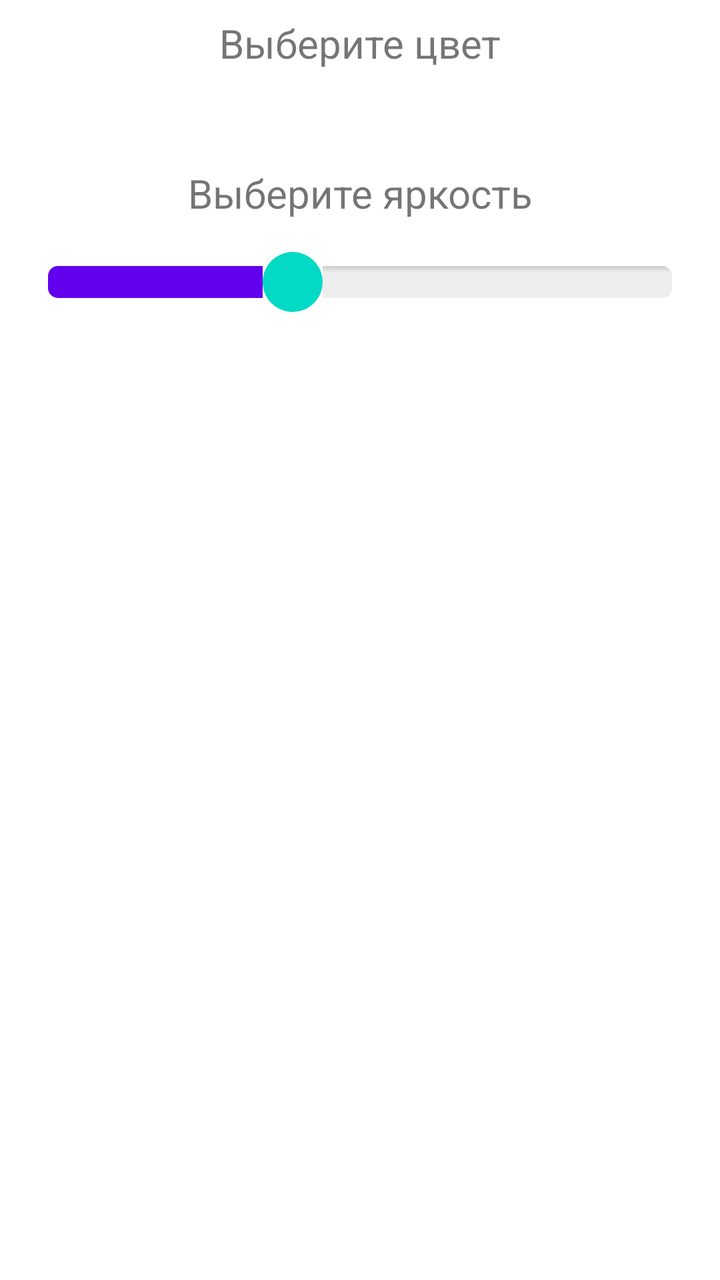
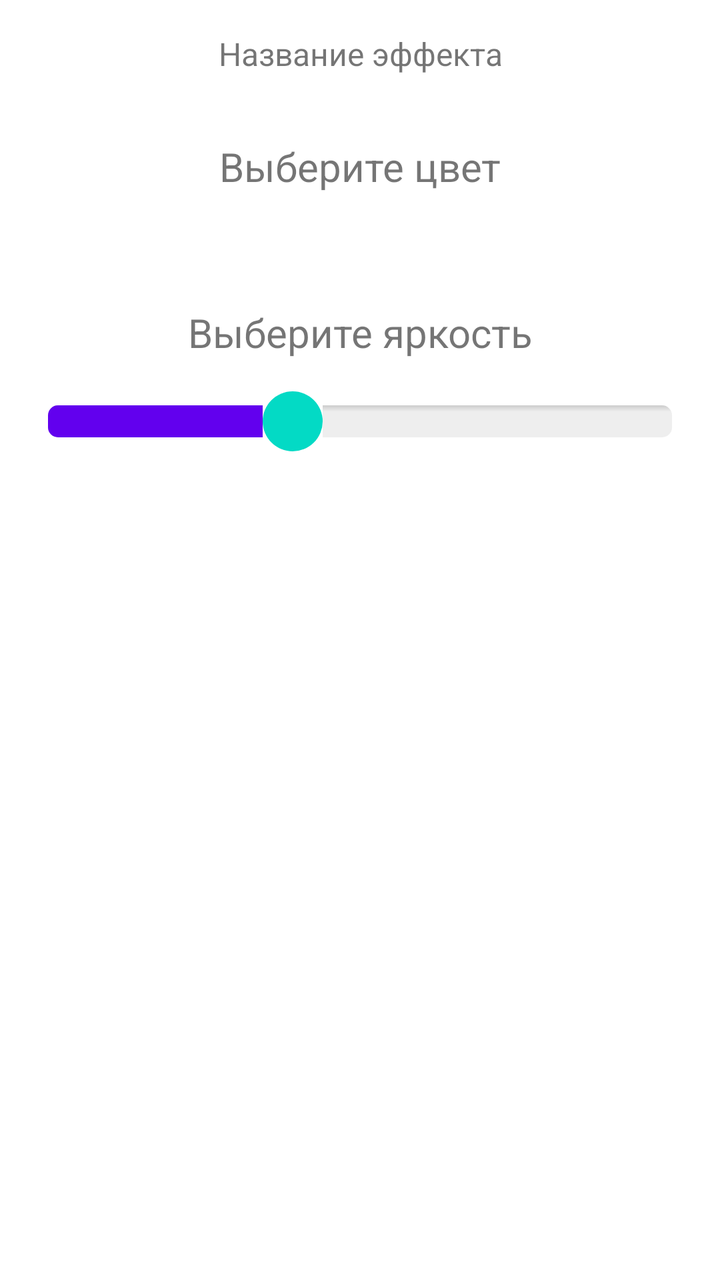

Compare the two renders of this Android layout. The source of the first and the diff that turns it into the second are given below.
<!-- AndroidManifest.xml: application theme Theme.AdressLentaWiFi -->
<!-- res/layout/fragment_static_colors.xml -->
<?xml version="1.0" encoding="utf-8"?>
<androidx.constraintlayout.widget.ConstraintLayout xmlns:android="http://schemas.android.com/apk/res/android"
    xmlns:app="http://schemas.android.com/apk/res-auto"
    xmlns:tools="http://schemas.android.com/tools"
    android:layout_width="match_parent"
    android:layout_height="match_parent"
    tools:context=".staticcolor.StaticColorFragment">

    <TextView
        android:id="@+id/textViewChooseBrightness"
        android:layout_width="0dp"
        android:layout_height="wrap_content"
        android:layout_marginStart="8dp"
        android:layout_marginTop="32dp"
        android:layout_marginEnd="8dp"
        android:gravity="center"
        android:text="@string/choose_br"
        android:textSize="20sp"
        app:layout_constraintEnd_toEndOf="parent"
        app:layout_constraintHorizontal_bias="0.0"
        app:layout_constraintStart_toStartOf="parent"
        app:layout_constraintTop_toBottomOf="@+id/rvColors" />

    <androidx.recyclerview.widget.RecyclerView
        android:id="@+id/rvColors"
        android:layout_width="0dp"
        android:layout_height="wrap_content"
        android:layout_marginStart="8dp"
        android:layout_marginTop="16dp"
        android:layout_marginEnd="8dp"
        app:layout_constraintEnd_toEndOf="parent"
        app:layout_constraintHorizontal_bias="0.0"
        app:layout_constraintStart_toStartOf="parent"
        app:layout_constraintTop_toBottomOf="@+id/textViewChooseColor" />

    <SeekBar
        android:id="@+id/seekBarStatic"
        android:layout_width="0dp"
        android:layout_height="wrap_content"
        android:layout_marginStart="8dp"
        android:layout_marginTop="16dp"
        android:layout_marginEnd="8dp"
        android:max="255"
        android:progress="100"
        android:progressDrawable="@drawable/seekbar_style"
        android:thumb="@drawable/custom_thumb"
        app:layout_constraintEnd_toEndOf="parent"
        app:layout_constraintHorizontal_bias="0.0"
        app:layout_constraintStart_toStartOf="parent"
        app:layout_constraintTop_toBottomOf="@+id/textViewChooseBrightness" />

    <TextView
        android:id="@+id/textViewChooseColor"
        android:layout_width="0dp"
        android:layout_height="wrap_content"
        android:layout_marginStart="8dp"
        android:layout_marginTop="8dp"
        android:layout_marginEnd="8dp"
        android:gravity="center"
        android:text="@string/choose_color"
        android:textSize="20sp"
        app:layout_constraintEnd_toEndOf="parent"
        app:layout_constraintStart_toStartOf="parent"
        app:layout_constraintTop_toTopOf="parent" />

</androidx.constraintlayout.widget.ConstraintLayout>
<!-- resources referenced by this layout -->
<resources>
  <!-- drawable custom_thumb (drawable) -->
  <?xml version="1.0" encoding="utf-8"?>
  <layer-list xmlns:android="http://schemas.android.com/apk/res/android">
      <item>
          <shape android:shape="oval">
              <solid android:color="@color/teal_200"/>
              <size
                  android:width="30dp"
                  android:height="30dp"/>
          </shape>
      </item>
  </layer-list>
  <!-- drawable seekbar_style (drawable) -->
  <?xml version="1.0" encoding="utf-8"?>
  <layer-list xmlns:android="http://schemas.android.com/apk/res/android" >
      <item
          android:id="@android:id/background"
          android:drawable="@drawable/border_shadow" >
      </item>
  
      <item
          android:id="@android:id/progress" >
          <clip
              android:drawable="@drawable/seekbar_progress" />
      </item>
  </layer-list>
  <string name="choose_br">Выберите яркость</string>
  <string name="choose_color">Выберите цвет</string>
  <style name="Theme.AdressLentaWiFi" parent="Theme.MaterialComponents.Light.NoActionBar">
          
          <item name="colorPrimary">@color/purple_500</item>
          <item name="colorPrimaryVariant">@color/purple_700</item>
          <item name="colorOnPrimary">@color/white</item>
          
          <item name="colorSecondary">@color/teal_200</item>
          <item name="colorSecondaryVariant">@color/teal_700</item>
          <item name="colorOnSecondary">@color/black</item>
          
          <item name="android:statusBarColor" tools:targetApi="l">?attr/colorPrimaryVariant</item>
          
      </style>
  <color name="teal_200">#FF03DAC5</color>
  <!-- drawable border_shadow (drawable) -->
  <?xml version="1.0" encoding="utf-8"?>
  <layer-list xmlns:android="http://schemas.android.com/apk/res/android">
      <item>
          <shape>
              <corners
                  android:radius="5dp" />
              <gradient
                  android:angle="270"
                  android:startColor="#33000000"
                  android:centerColor="#11000000"
                  android:endColor="#11000000"
                  android:centerY="0.2"
                  android:type="linear"
                  />
          </shape>
      </item>
  </layer-list>
  <!-- drawable seekbar_progress (drawable) -->
  <?xml version="1.0" encoding="utf-8"?>
  <layer-list
      xmlns:android="http://schemas.android.com/apk/res/android" >
      <item
          android:id="@+id/progressshape" >
          <clip>
              <shape
                  android:shape="rectangle" >
                  <size android:height="5dp"/>
                  <corners
                      android:radius="5dp" />
                  <solid android:color="@color/purple_500"/>
              </shape>
          </clip>
      </item>
  </layer-list>
  <color name="purple_500">#FF6200EE</color>
  <color name="purple_700">#FF3700B3</color>
  <color name="white">#FFFFFFFF</color>
  <color name="teal_700">#FF018786</color>
  <color name="black">#FF000000</color>
</resources>

<!-- the commit's change to res/layout/fragment_static_colors.xml (unified diff, before → after) -->
@@ -5,33 +5,6 @@
     android:layout_width="match_parent"
     android:layout_height="match_parent"
     tools:context=".staticcolor.StaticColorFragment">
-
-    <TextView
-        android:id="@+id/textViewChooseBrightness"
-        android:layout_width="0dp"
-        android:layout_height="wrap_content"
-        android:layout_marginStart="8dp"
-        android:layout_marginTop="32dp"
-        android:layout_marginEnd="8dp"
-        android:gravity="center"
-        android:text="@string/choose_br"
-        android:textSize="20sp"
-        app:layout_constraintEnd_toEndOf="parent"
-        app:layout_constraintHorizontal_bias="0.0"
-        app:layout_constraintStart_toStartOf="parent"
-        app:layout_constraintTop_toBottomOf="@+id/rvColors" />
-
-    <androidx.recyclerview.widget.RecyclerView
-        android:id="@+id/rvColors"
-        android:layout_width="0dp"
-        android:layout_height="wrap_content"
-        android:layout_marginStart="8dp"
-        android:layout_marginTop="16dp"
-        android:layout_marginEnd="8dp"
-        app:layout_constraintEnd_toEndOf="parent"
-        app:layout_constraintHorizontal_bias="0.0"
-        app:layout_constraintStart_toStartOf="parent"
-        app:layout_constraintTop_toBottomOf="@+id/textViewChooseColor" />
 
     <SeekBar
         android:id="@+id/seekBarStatic"
@@ -47,19 +20,61 @@
         app:layout_constraintEnd_toEndOf="parent"
         app:layout_constraintHorizontal_bias="0.0"
         app:layout_constraintStart_toStartOf="parent"
-        app:layout_constraintTop_toBottomOf="@+id/textViewChooseBrightness" />
+        app:layout_constraintTop_toBottomOf="@+id/tvBrightnessTest" />
+
+    <androidx.recyclerview.widget.RecyclerView
+        android:id="@+id/rvColors"
+        android:layout_width="0dp"
+        android:layout_height="wrap_content"
+        android:layout_marginStart="8dp"
+        android:layout_marginTop="32dp"
+        android:layout_marginEnd="8dp"
+        app:layout_constraintEnd_toEndOf="parent"
+        app:layout_constraintHorizontal_bias="0.0"
+        app:layout_constraintStart_toStartOf="parent"
+        app:layout_constraintTop_toBottomOf="@+id/textViewChooseColor" />
+
+    <TextView
+        android:id="@+id/tvBrightnessTest"
+        android:layout_width="0dp"
+        android:layout_height="wrap_content"
+        android:layout_marginStart="8dp"
+        android:layout_marginTop="24dp"
+        android:layout_marginEnd="8dp"
+        android:gravity="center"
+        android:text="@string/choose_br"
+        android:textSize="20sp"
+        app:layout_constraintEnd_toEndOf="parent"
+        app:layout_constraintHorizontal_bias="0.0"
+        app:layout_constraintStart_toStartOf="parent"
+        app:layout_constraintTop_toBottomOf="@+id/rvColors" />
 
     <TextView
         android:id="@+id/textViewChooseColor"
         android:layout_width="0dp"
         android:layout_height="wrap_content"
         android:layout_marginStart="8dp"
-        android:layout_marginTop="8dp"
+        android:layout_marginTop="32dp"
         android:layout_marginEnd="8dp"
         android:gravity="center"
         android:text="@string/choose_color"
         android:textSize="20sp"
         app:layout_constraintEnd_toEndOf="parent"
+        app:layout_constraintHorizontal_bias="0.0"
+        app:layout_constraintStart_toStartOf="parent"
+        app:layout_constraintTop_toBottomOf="@+id/tvName" />
+
+    <TextView
+        android:id="@+id/tvName"
+        android:layout_width="0dp"
+        android:layout_height="wrap_content"
+        android:layout_marginStart="8dp"
+        android:layout_marginTop="16dp"
+        android:layout_marginEnd="8dp"
+        android:gravity="center"
+        android:text="@string/name_of_effect"
+        android:textSize="16sp"
+        app:layout_constraintEnd_toEndOf="parent"
         app:layout_constraintStart_toStartOf="parent"
         app:layout_constraintTop_toTopOf="parent" />
 
<!-- resource entries referenced after the edit -->
@@ -28,6 +28,7 @@
   </layer-list>
   <string name="choose_br">Выберите яркость</string>
   <string name="choose_color">Выберите цвет</string>
+  <string name="name_of_effect">Название эффекта</string>
   <style name="Theme.AdressLentaWiFi" parent="Theme.MaterialComponents.Light.NoActionBar">
           
           <item name="colorPrimary">@color/purple_500</item>
